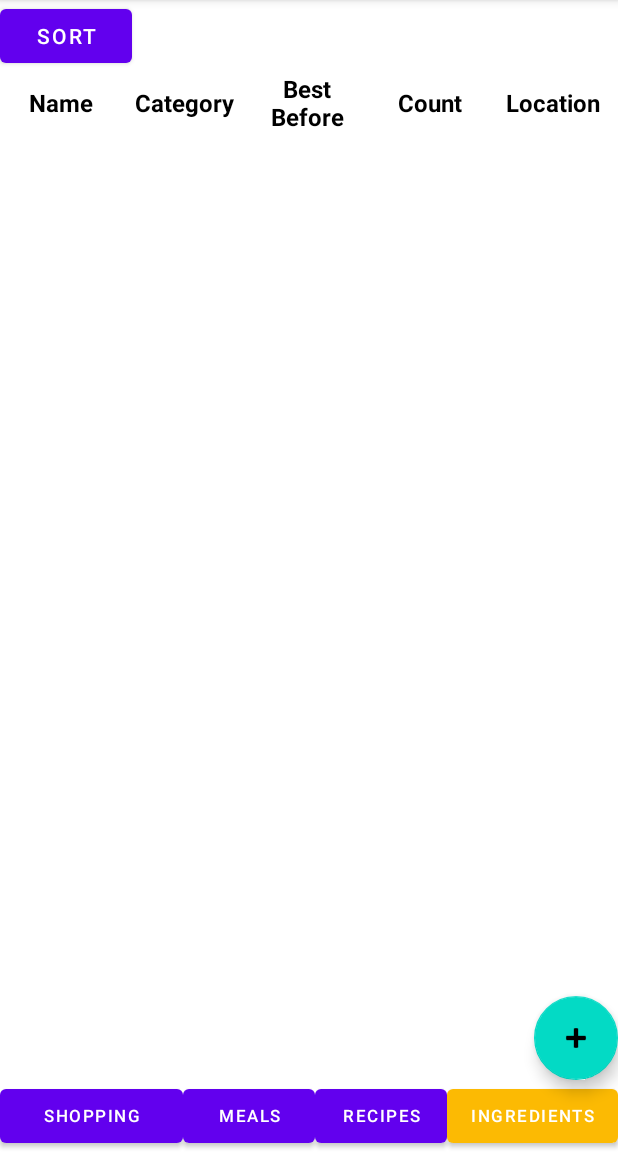
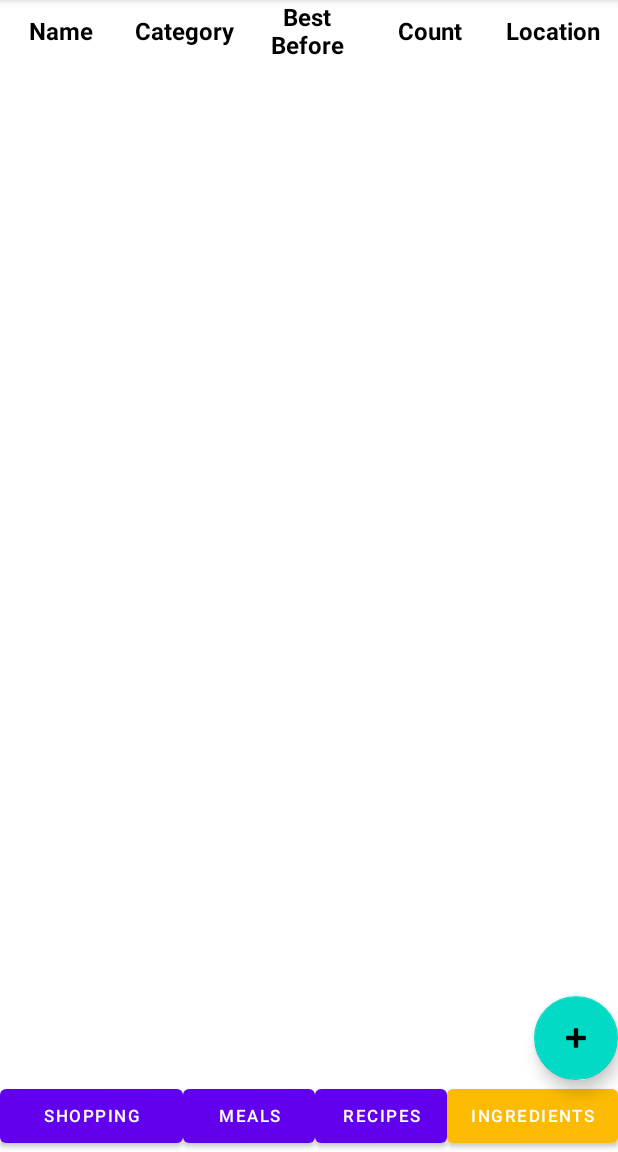
Before and after one commit to CMPUT301F22T19/DietScoop, an Android app: the IngredientListActivity screen opened directly, with no data from a screen before it, on a phone screen of 412 x 824 dp, the part 84-1236 px from its top. Run offline under Robolectric (Android 15) with nearby library versions, the phone set to English and light mode, and no system bars; our stand-ins replace Firebase (no records; nobody signed in at launch, a user with empty details on screens opened directly), navigation-ui; 2 statements that could not run were skipped.

Commit message:
Removed sort button

```diff
--- a/DietScoopApp/app/src/main/res/layout/activity_ingredient_list.xml
+++ b/DietScoopApp/app/src/main/res/layout/activity_ingredient_list.xml
@@ -12,7 +12,7 @@
         android:layout_height="0dp"
         android:orientation="vertical"
         app:layout_constraintBottom_toTopOf="@+id/add_new_ingredient_button"
-        app:layout_constraintTop_toBottomOf="@+id/sort_button">
+        app:layout_constraintTop_toTopOf="parent">
 
         <TableLayout
             android:layout_width="wrap_content"
@@ -28,46 +28,49 @@
                     android:layout_width="0dp"
                     android:layout_gravity="center"
                     android:text="Name"
+                    android:textAlignment="center"
+                    android:textColor="#000000"
                     android:textSize="16sp"
-                    android:textColor="#000000"
-                    android:textStyle="bold"
-                    android:textAlignment="center"/>
+                    android:textStyle="bold" />
 
                 <TextView
                     android:id="@+id/category_sort"
                     android:layout_width="0dp"
                     android:layout_gravity="center"
                     android:text="Category"
+                    android:textAlignment="center"
+                    android:textColor="#000000"
                     android:textSize="16sp"
-                    android:textColor="#000000"
-                    android:textStyle="bold"
-                    android:textAlignment="center"/>
+                    android:textStyle="bold" />
+
                 <TextView
                     android:id="@+id/bestbefore_sort"
                     android:layout_width="0dp"
                     android:layout_gravity="center"
                     android:text="Best Before"
+                    android:textAlignment="center"
+                    android:textColor="#000000"
                     android:textSize="16sp"
-                    android:textColor="#000000"
-                    android:textStyle="bold"
-                    android:textAlignment="center"/>
+                    android:textStyle="bold" />
+
                 <TextView
                     android:layout_width="0dp"
                     android:layout_gravity="center"
                     android:text="Count"
+                    android:textAlignment="center"
+                    android:textColor="#000000"
                     android:textSize="16sp"
-                    android:textColor="#000000"
-                    android:textStyle="bold"
-                    android:textAlignment="center"/>
+                    android:textStyle="bold" />
+
                 <TextView
                     android:id="@+id/location_sort"
                     android:layout_width="0dp"
                     android:layout_gravity="center"
                     android:text="Location"
+                    android:textAlignment="center"
+                    android:textColor="#000000"
                     android:textSize="16sp"
-                    android:textColor="#000000"
-                    android:textStyle="bold"
-                    android:textAlignment="center"/>
+                    android:textStyle="bold" />
 
             </TableRow>
 
@@ -140,13 +143,4 @@
 
     </androidx.constraintlayout.widget.ConstraintLayout>
 
-    <Button
-        android:id="@+id/sort_button"
-        android:layout_width="wrap_content"
-        android:layout_height="wrap_content"
-        android:text="Sort"
-        app:layout_constraintStart_toStartOf="parent"
-        app:layout_constraintTop_toTopOf="parent" />
-
-
 </androidx.constraintlayout.widget.ConstraintLayout>
--- a/DietScoopApp/app/src/main/res/layout/activity_recipe_list.xml
+++ b/DietScoopApp/app/src/main/res/layout/activity_recipe_list.xml
@@ -11,7 +11,7 @@
         android:layout_width="match_parent"
         android:layout_height="wrap_content"
         android:orientation="vertical"
-        app:layout_constraintTop_toBottomOf="@+id/sort_button">
+        app:layout_constraintTop_toTopOf="parent">
 
         <TableLayout
             android:layout_width="match_parent"
@@ -20,37 +20,40 @@
 
             <TableRow
                 android:layout_width="0dp"
-                android:layout_height="match_parent" >
+                android:layout_height="match_parent">
 
                 <TextView
                     android:layout_width="0dp"
                     android:layout_height="match_parent"
+                    android:layout_gravity="center"
                     android:text="Title"
-                    android:layout_gravity="center"
                     android:textColor="#000000"
                     android:textSize="16sp"
                     android:textStyle="bold" />
+
                 <TextView
                     android:layout_width="0dp"
                     android:layout_height="match_parent"
+                    android:layout_gravity="center"
                     android:text="Prep Time"
-                    android:layout_gravity="center"
                     android:textColor="#000000"
                     android:textSize="16sp"
                     android:textStyle="bold" />
+
                 <TextView
                     android:layout_width="0dp"
                     android:layout_height="match_parent"
+                    android:layout_gravity="center"
                     android:text="Servings"
-                    android:layout_gravity="center"
                     android:textColor="#000000"
                     android:textSize="16sp"
                     android:textStyle="bold" />
+
                 <TextView
                     android:layout_width="0dp"
                     android:layout_height="match_parent"
+                    android:layout_gravity="center"
                     android:text="Category"
-                    android:layout_gravity="center"
                     android:textColor="#000000"
                     android:textSize="16sp"
                     android:textStyle="bold" />
@@ -124,14 +127,4 @@
             app:layout_constraintEnd_toEndOf="parent" />
 
     </androidx.constraintlayout.widget.ConstraintLayout>
-
-    <Button
-        android:id="@+id/sort_button"
-        android:layout_width="wrap_content"
-        android:layout_height="wrap_content"
-        android:text="Sort"
-        app:layout_constraintStart_toStartOf="parent"
-        app:layout_constraintTop_toTopOf="parent" />
-
-
 </androidx.constraintlayout.widget.ConstraintLayout>
```
